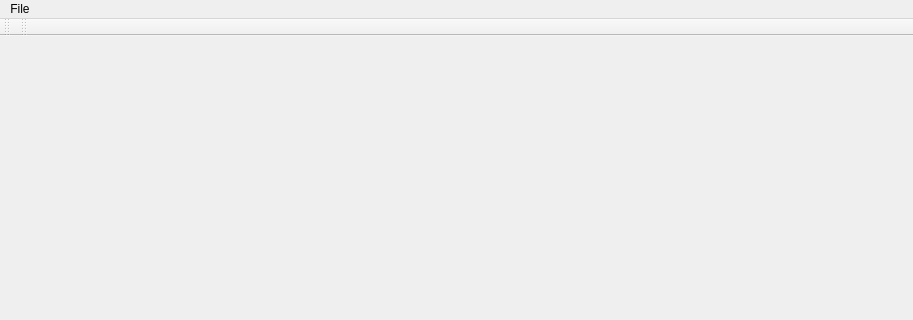
This is tools/MouseGestures/mousegestures.ui in qreal/qreal as Qt 5 draws it before an edit; both pictures show x 0 to 913 and y 0 to 320 of the 913 by 601 pixel window. The edited form follows.
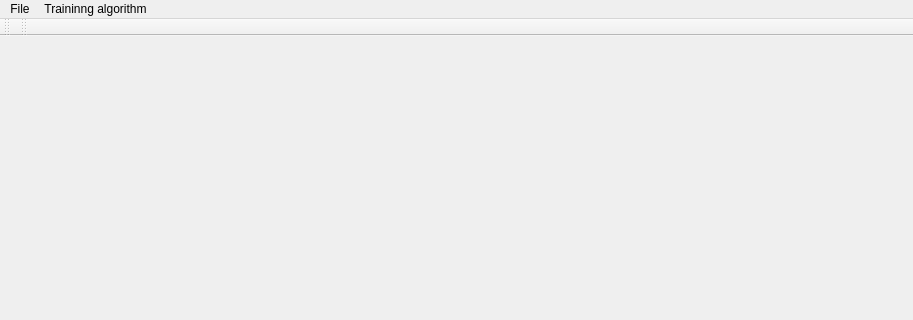
This is the edited form.

Patch:
```diff
--- a/tools/MouseGestures/mousegestures.ui
+++ b/tools/MouseGestures/mousegestures.ui
@@ -113,7 +113,14 @@
     <addaction name="separator"/>
     <addaction name="actionTest"/>
    </widget>
+   <widget class="QMenu" name="menuTraininng_algorithm">
+    <property name="title">
+     <string>Traininng algorithm</string>
+    </property>
+    <addaction name="actionGenerate_gestures"/>
+   </widget>
    <addaction name="menuFile"/>
+   <addaction name="menuTraininng_algorithm"/>
   </widget>
   <widget class="QToolBar" name="mainToolBar">
    <attribute name="toolBarArea">
```
Left out of the diff: 5 changed lines with no effect on the pictures.
